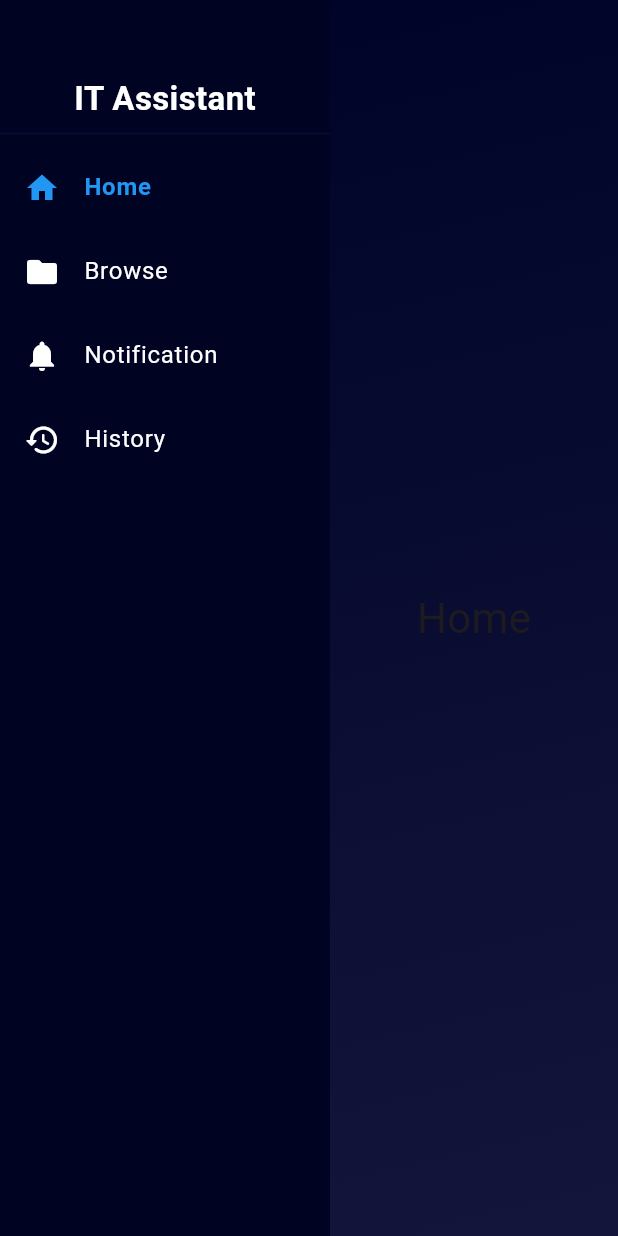
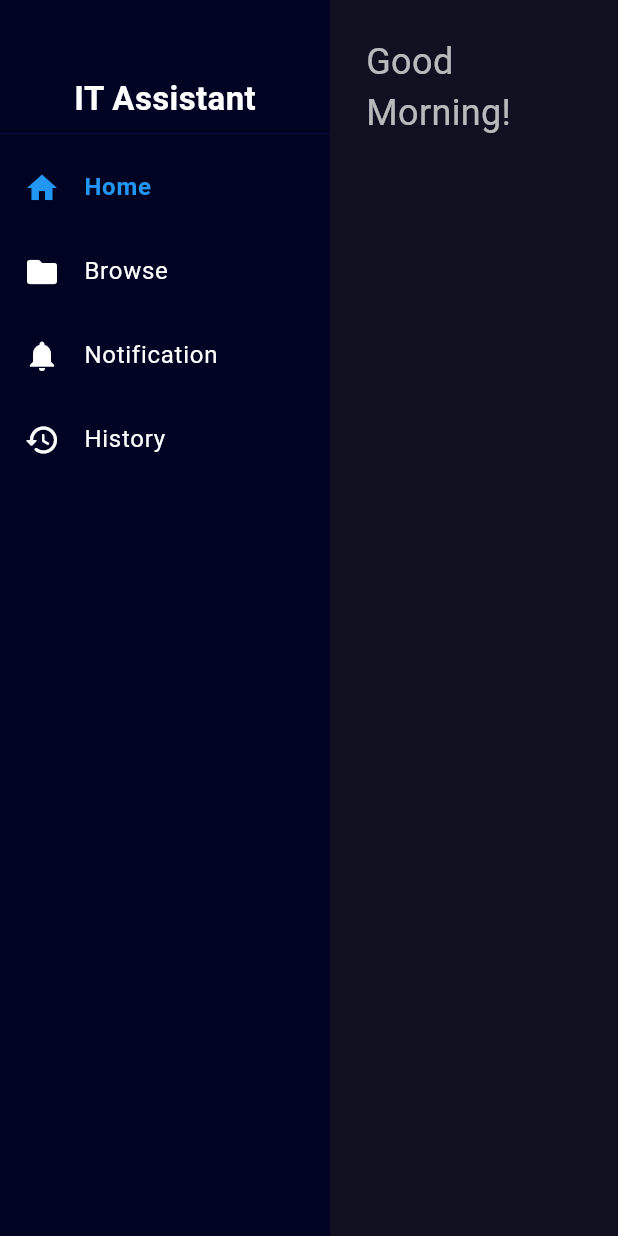
Before and after one commit to SentientLabsCo/it_Agent, a Flutter app: the screen it shows after launch, after a tap on "Sign in", on a phone screen of 412 x 824 dp. Run offline on Flutter 3.47's test engine with Material 3 defaults, Android fonts, the light colour scheme and no system bars; our stand-ins replace animated_text_kit.

Commit message:
Added the new screens and side drawer

```diff
--- /dev/null
+++ b/FrontEnd/lib/screens/browse_view.dart
@@ -0,0 +1,15 @@
+import 'package:flutter/material.dart';
+
+class BrowseView extends StatelessWidget {
+  const BrowseView({super.key});
+
+  @override
+  Widget build(BuildContext context) {
+    return Center(
+      child: Text(
+        "Browse Files",
+        style: TextStyle(fontSize: 28, color: Colors.white),
+      ),
+    );
+  }
+}
--- /dev/null
+++ b/FrontEnd/lib/screens/history_view.dart
@@ -0,0 +1,15 @@
+import 'package:flutter/material.dart';
+
+class HistoryView extends StatelessWidget {
+  const HistoryView({super.key});
+
+  @override
+  Widget build(BuildContext context) {
+    return Center(
+      child: Text(
+        "History Logs",
+        style: TextStyle(fontSize: 28, color: Colors.white),
+      ),
+    );
+  }
+}
--- /dev/null
+++ b/FrontEnd/lib/screens/home_view.dart
@@ -0,0 +1,51 @@
+import 'package:flutter/material.dart';
+
+class HomeView extends StatelessWidget {
+  const HomeView({super.key});
+
+
+  @override
+  Widget build(BuildContext context) {
+    final greeting = getGreetings();
+
+    final List<String> suggestions = [
+      'Check my internet connectivity',
+      'check proxy',
+      'check System health',
+      'check active printers',
+      'check active tickets'
+    ];
+
+    return Container(
+      padding: const EdgeInsets.all(24),
+      color: const Color(0xFF101020),
+      child: Column(
+        crossAxisAlignment: CrossAxisAlignment.start,
+        children: [
+          Text(
+            greeting,
+            style: const TextStyle(fontSize: 24, color: Colors.white70),
+          ),
+          const SizedBox(height: 8),
+
+        ],
+      ),
+    );
+  }
+
+  String getGreetings() {
+    final hour = DateTime.now().hour;
+
+    if(hour >= 4 && hour < 12){
+      return "Good Morning!";
+    }else if(hour >= 12 && hour < 17){
+      return "Good Afternoon!";
+    }else if(hour >= 17 && hour < 21){
+      return "Good Evening!";
+    }else if(hour >= 21 && hour <= 23){
+      return "Good Night!";
+    }else{
+      return "Hello!";
+    }
+  }
+}
--- a/FrontEnd/lib/screens/main_screen.dart
+++ b/FrontEnd/lib/screens/main_screen.dart
@@ -1,6 +1,9 @@
 import 'package:flutter/material.dart';
-import 'package:flutter_zoom_drawer/flutter_zoom_drawer.dart';
 import 'package:it_agent/utils/colors.dart';
+import 'package:it_agent/screens/home_view.dart';
+import 'package:it_agent/screens/browse_view.dart';
+import 'package:it_agent/screens/notification_view.dart';
+import 'package:it_agent/screens/history_view.dart';
 
 class MainScreen extends StatefulWidget {
   const MainScreen({super.key});
@@ -12,10 +15,10 @@ class MainScreen extends StatefulWidget {
 class _MainScreenState extends State<MainScreen> {
   int selectedIndex = 0;
   final List<Widget> screens = [
-    const Center(child: Text("Home", style: TextStyle(fontSize: 28))),
-    const Center(child: Text("Browse", style: TextStyle(fontSize: 28))),
-    const Center(child: Text("Notification", style: TextStyle(fontSize: 28))),
-    const Center(child: Text("History", style: TextStyle(fontSize: 28))),
+    HomeView(),
+    BrowseView(),
+    NotificationView(),
+    HistoryView(),
   ];
   @override
   Widget build(BuildContext context) {
@@ -82,20 +85,3 @@ class _MainScreenState extends State<MainScreen> {
     );
   }
 }
-
-String getGreetings() {
-  final hour = DateTime.now().hour;
-
-  switch (hour) {
-    case >= 4 && < 12:
-      return "Good Morning!";
-    case >= 12 && < 17:
-      return "Good Afternoon!";
-    case >= 17 && < 21:
-      return "Good Evening!";
-    case >= 21 && <= 23:
-      return "Good Night!";
-    default:
-      return "Hello!";
-  }
-}
--- /dev/null
+++ b/FrontEnd/lib/screens/notification_view.dart
@@ -0,0 +1,15 @@
+import 'package:flutter/material.dart';
+
+class NotificationView extends StatelessWidget {
+  const NotificationView({super.key});
+
+  @override
+  Widget build(BuildContext context) {
+    return Center(
+      child: Text(
+        "Notifications",
+        style: TextStyle(fontSize: 28, color: Colors.white),
+      ),
+    );
+  }
+}
```
